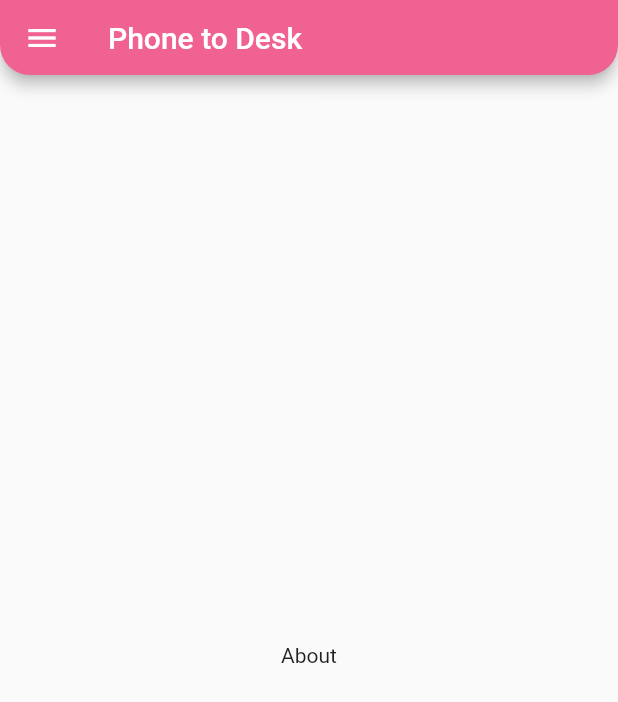
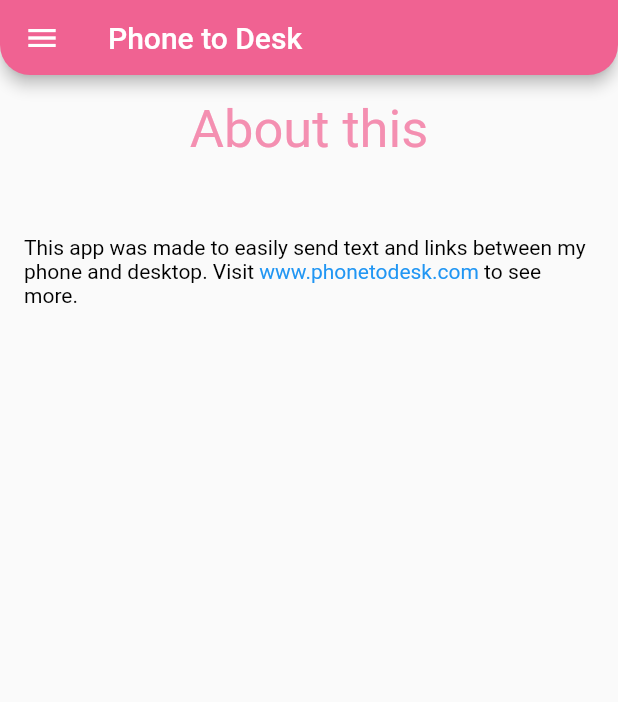
Before and after one commit to seanluse41/phonetodesk-mobile, a Flutter app: the AboutScreen screen opened by its route, on a phone screen of 412 x 824 dp. Shown: the top 702 px of the screen. Run offline on Flutter 3.47's test engine with Material 2 defaults, Android fonts, the phone set to English and light mode, and no system bars; our stand-ins replace animated_text_kit, cloud_firestore, modal_progress_hud; accounts and stored records are empty.

Commit message:
update about page

```diff
--- a/lib/screens/aboutscreen.dart
+++ b/lib/screens/aboutscreen.dart
@@ -1,4 +1,7 @@
+import 'package:flutter/gestures.dart';
 import 'package:flutter/material.dart';
+import 'package:animated_text_kit/animated_text_kit.dart';
+import 'package:url_launcher/url_launcher.dart';
 import 'package:phone2web/styles/constants.dart';
 import 'package:phone2web/components/appbar.dart';
 import 'package:phone2web/components/sidedrawer.dart';
@@ -12,15 +15,71 @@ class AboutScreen extends StatelessWidget {
       appBar: GlobalAppBar(),
       drawer: GlobalDrawer(),
       body: SafeArea(
-        child: Column(
-          mainAxisAlignment: MainAxisAlignment.center,
-          children: <Widget>[
-            Center(
-              child: Text("About"),
-            ),
-          ],
+        child: Padding(
+          padding: const EdgeInsets.all(16.0),
+          child: Column(
+            children: <Widget>[
+              Column(
+                children: <Widget>[
+                  ColorizeAnimatedTextKit(
+                    text: ["About this"],
+                    colors: [
+                      Colors.pink[200],
+                      Colors.purple,
+                      Colors.yellow,
+                      Colors.red
+                    ],
+                    textStyle: kTextHeaderStyle,
+                  ),
+                  SizedBox(
+                    height: 50.0,
+                  ),
+                ],
+              ),
+              Center(
+                child: RichText(
+                  text: TextSpan(
+                    children: [
+                      TextSpan(
+                        style: TextStyle(
+                          color: Colors.black,
+                        ),
+                        text:
+                            "This app was made to easily send text and links between my phone and desktop. Visit ",
+                        children: [
+                          TextSpan(
+                            style: TextStyle(
+                              color: Colors.blue,
+                            ),
+                            text: "www.phonetodesk.com",
+                            recognizer: TapGestureRecognizer()
+                              ..onTap = () => _launchURL,
+                          ),
+                          TextSpan(
+                            style: TextStyle(
+                              color: Colors.black,
+                            ),
+                            text: " to see more.",
+                          ),
+                        ],
+                      ),
+                    ],
+                  ),
+                ),
+              ),
+            ],
+          ),
         ),
       ),
     );
   }
 }
+
+_launchURL() async {
+  const url = "www.phonetodesk.com";
+  if (await canLaunch(url)) {
+    await launch(url);
+  } else {
+    throw "Could not launch $url";
+  }
+}
--- a/lib/screens/introscreen.dart
+++ b/lib/screens/introscreen.dart
@@ -34,6 +34,8 @@ class _IntroScreenState extends State<IntroScreen> {
       body: ModalProgressHUD(
         inAsyncCall: showSpinner,
         child: SafeArea(
+          child: Padding(
+            padding: const EdgeInsets.all(16.0),
             child: ListView(
               children: <Widget>[
                 Column(
@@ -159,7 +161,8 @@ class _IntroScreenState extends State<IntroScreen> {
                           Navigator.of(context).push(MaterialPageRoute(
                               builder: (context) =>
                                   GotTextScreen(link: linkText)));
-                        }),
+                        },
+                      ),
                     )
                   ],
                 ),
@@ -167,6 +170,7 @@ class _IntroScreenState extends State<IntroScreen> {
             ),
           ),
         ),
+      ),
     );
   }
 }
--- a/pubspec.yaml
+++ b/pubspec.yaml
@@ -13,6 +13,8 @@ dependencies:
   cloud_firestore: ^0.13.4+2
   firebase_core: ^0.4.0+9
   modal_progress_hud: ^0.1.3
+  animated_text_kit: ^2.0.0
+  url_launcher: ^5.4.5
 
 dev_dependencies:
   flutter_test:
```
Also changed, not shown: pubspec.lock. Lines whose indentation alone changed are shown as unchanged.
